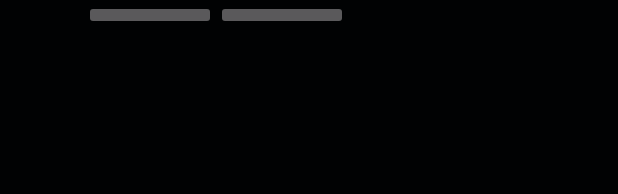
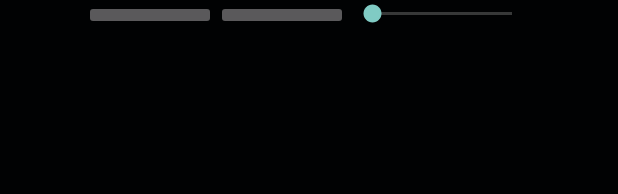
Before and after one commit to LaunDan/Draw_Place, an Android app: the layout activity_draw_place.xml on its own in the app's theme, with its tools: preview values and no code run, on a phone screen of 412 x 824 dp. Shown: the top 194 px of the screen. Run offline under Robolectric (Android 15) with nearby library versions, the phone set to English and light mode, and no system bars.

Commit message:
created seek bar

```diff
--- a/app/src/main/res/layout/activity_draw_place.xml
+++ b/app/src/main/res/layout/activity_draw_place.xml
@@ -25,6 +25,11 @@
             android:layout_width="wrap_content"
             android:layout_height="wrap_content"
             android:text="Button" />
+
+        <SeekBar
+            android:id="@+id/seekBar"
+            android:layout_width="125dp"
+            android:layout_height="wrap_content" />
     </TableRow>
 
     <FrameLayout
```
